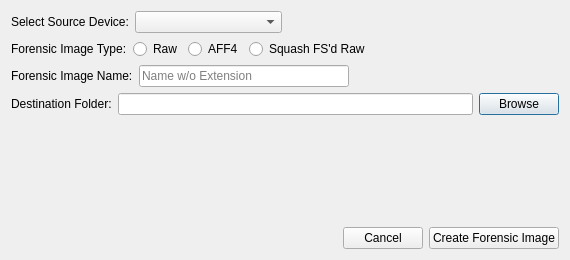
Above: newforimg.ui from pjrinaldi/wombatforensics before the change. Below: the same form after it.
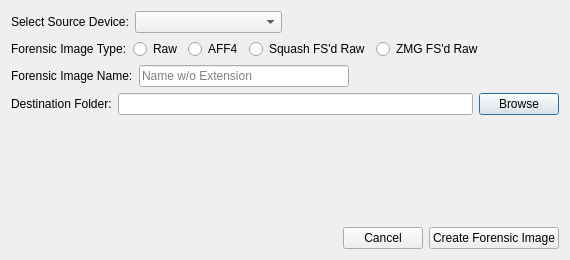
That is the form after the change. Icons and pictures are not drawn.

```diff
--- a/newforimg.ui
+++ b/newforimg.ui
@@ -88,6 +88,13 @@
        </property>
       </widget>
      </item>
+     <item>
+      <widget class="QRadioButton" name="zmgradio">
+       <property name="text">
+        <string>ZMG FS'd Raw</string>
+       </property>
+      </widget>
+     </item>
      <item>
       <spacer name="horizontalSpacer_2">
        <property name="orientation">
```
